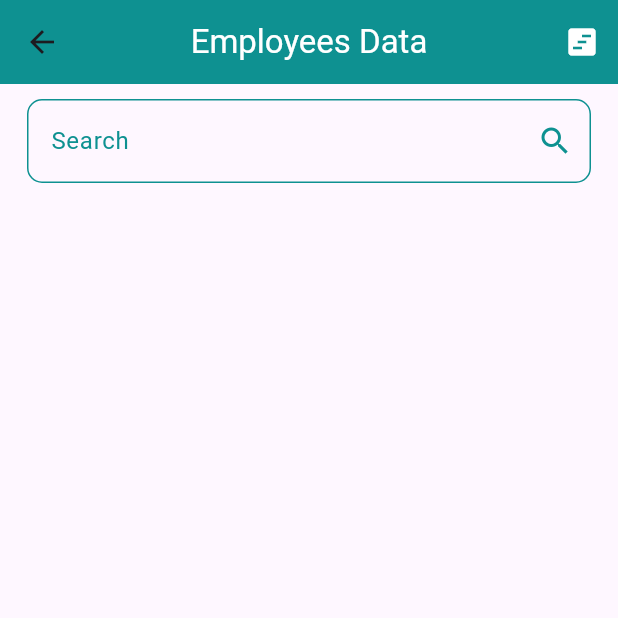
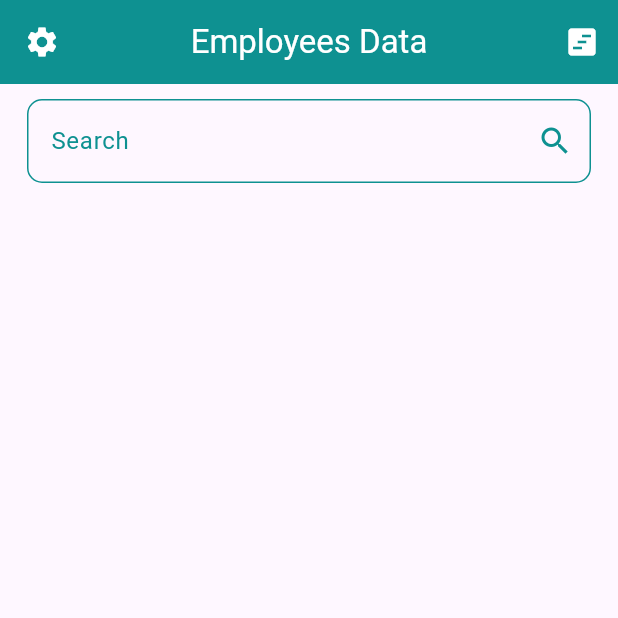
Before and after one commit to OmarAmeer96/Time-Pulse, a Flutter app: the AdminHomeView screen opened by its route, on a phone screen of 412 x 824 dp, the top half of it. Run offline on Flutter 3.47's test engine with Material 3 defaults, Android fonts, the phone set to English and light mode, and no system bars; our stand-ins replace bloc, cloud_firestore, firebase_auth, firebase_core, flutter_bloc, flutter_screenutil and 2 more; accounts and stored records are empty; statements that could not run were skipped.

Commit message:
add localization & theme to admin

```diff
--- a/lib/core/routing/app_router.dart
+++ b/lib/core/routing/app_router.dart
@@ -7,6 +7,7 @@ import 'package:time_pulse/features/auth/login/login_view.dart';
 import 'package:time_pulse/features/main/main_view.dart';
 import 'package:time_pulse/features/admin/views/admin_home_view.dart';
 import 'package:time_pulse/features/profile/profile_view.dart';
+import 'package:time_pulse/features/settings/settings_view.dart';
 import 'package:time_pulse/features/splash/splash_view.dart';
 import 'package:time_pulse/features/user/user_view.dart';
 import 'package:time_pulse/features/vacation_request/vacation_request_view.dart';
@@ -43,6 +44,8 @@ class AppRouter {
         return MaterialPageRoute(builder: (_) => const EmployeeHistoryView());
       case Routes.adminVrv:
         return MaterialPageRoute(builder: (_) => const AdminVrv());
+      case Routes.settingsView:
+        return MaterialPageRoute(builder: (_) =>  SettingsView());
 
       default:
         return null;
--- a/lib/core/routing/routes.dart
+++ b/lib/core/routing/routes.dart
@@ -11,4 +11,5 @@ class Routes {
   static const String adminVacationsView = '/adminVacationsView';
   static const String adminVrv = '/adminVrv';
   static const String employeeHistoryView = '/employeeHistoryView';
+  static const String settingsView ="/settings";
 }
--- a/lib/core/widgets/custom_text_form_field.dart
+++ b/lib/core/widgets/custom_text_form_field.dart
@@ -48,7 +48,7 @@ class CustomTextFormField extends StatelessWidget {
                   ? BoxConstraints(maxWidth: 60, minHeight: 140)
                   : null,
               labelText: label,
-              labelStyle: TextStyle(color:theme.darkMode?Colors.white:Colors.black , fontSize: 20 ),
+              labelStyle: TextStyle(color:theme.darkMode?Colors.black54:Colors.black , fontSize: 20 ),
               prefixIcon: prefixIcon,
               prefixIconColor: MyTheme.primaryColor,
               suffixIcon: suffixIcon,
--- a/lib/features/admin/views/admin_home_view.dart
+++ b/lib/features/admin/views/admin_home_view.dart
@@ -8,6 +8,8 @@ import 'package:time_pulse/features/admin/cubit/admin_cubit/admin_state.dart';
 import 'package:time_pulse/features/admin/widgets/create_employee_view.dart';
 import 'package:time_pulse/features/admin/widgets/custom_list_tile.dart';
 import 'package:time_pulse/features/admin/widgets/custom_text_field.dart';
+import 'package:time_pulse/features/settings/cubit/theme_cubit/theme_cubit.dart';
+import 'package:time_pulse/generated/l10n.dart';
 
 class AdminHomeView extends StatefulWidget {
   const AdminHomeView({super.key});
@@ -28,23 +30,32 @@ class _AdminHomeViewState extends State<AdminHomeView> {
 
   @override
   Widget build(BuildContext context) {
+    var theme = context.read<ThemeCubit>().darkMode;
     return Scaffold(
       appBar: AppBar(
         backgroundColor: MyTheme.primaryColor,
+         iconTheme: IconThemeData(color: theme?Colors.grey:Colors.white),
         actions: [
           IconButton(
-            icon: Icon(Icons.view_timeline, color: Colors.white),
+            icon: Icon(Icons.view_timeline, color: theme?Colors.grey:Colors.white),
             onPressed: () {
               Navigator.pushNamed(context, Routes.adminVrv);
             },
           ),
         ],
+        leading: IconButton(
+          icon: Icon(Icons.settings ,color: theme?Colors.grey:Colors.white,),
+          onPressed: () {
+            Navigator.pushNamed(context, Routes.settingsView);
+          },
+        ),
         title: Text(
-          'Employees Data',
+          S.of(context).employee_data,
           style: TextStyle(color: Colors.white),
         ),
         centerTitle: true,
       ),
+
       body: RefreshIndicator(
         onRefresh: () async {
           context.read<AdminCubit>().employees.clear();
@@ -68,7 +79,7 @@ class _AdminHomeViewState extends State<AdminHomeView> {
                   Padding(
                     padding: const EdgeInsets.symmetric(horizontal: 8),
                     child: CustomTextField(
-                      hintText: 'Search',
+                      hintText: S.of(context).search,
                       controller: searchController,
                       icon: Icons.search,
                       onSubmitted: () {},
@@ -77,7 +88,7 @@ class _AdminHomeViewState extends State<AdminHomeView> {
                   Padding(
                     padding: const EdgeInsets.all(8.0),
                     child: Container(
-                      height: MediaQuery.sizeOf(context).height * 0.73,
+                      height: MediaQuery.sizeOf(context).height * 0.8,
                       width: MediaQuery.sizeOf(context).width,
                       child: ListView.builder(
                         itemCount: context.read<AdminCubit>().employees.length,
@@ -108,14 +119,14 @@ class _AdminHomeViewState extends State<AdminHomeView> {
               );
             } else {
               return Center(
-                child: Text('Error'),
+                child: Text(S.of(context).error),
               );
             }
           },
         ),
       ),
       floatingActionButton: FloatingActionButton(
-        backgroundColor: Colors.white,
+        backgroundColor: theme?Colors.grey:Colors.white,
         onPressed: () {
           showModalBottomSheet(
             context: context,
--- a/lib/features/admin/widgets/custom_button.dart
+++ b/lib/features/admin/widgets/custom_button.dart
@@ -1,5 +1,6 @@
 import 'package:flutter/material.dart';
 import 'package:time_pulse/core/theme.dart';
+import 'package:time_pulse/generated/l10n.dart';
 
 class CustomButton extends StatelessWidget {
   const CustomButton({super.key, this.onPressed});
@@ -18,7 +19,7 @@ class CustomButton extends StatelessWidget {
         ),
         child: Center(
           child: Text(
-            'Create',
+            S.of(context).create,
             style: TextStyle(
               color: Colors.white,
               fontSize: 20,
--- a/lib/features/admin/widgets/custom_list_tile.dart
+++ b/lib/features/admin/widgets/custom_list_tile.dart
@@ -1,6 +1,8 @@
 import 'package:flutter/material.dart';
+import 'package:flutter_bloc/flutter_bloc.dart';
 import 'package:time_pulse/core/theme.dart';
 import 'package:time_pulse/data/extensions/extensions.dart';
+import 'package:time_pulse/features/settings/cubit/theme_cubit/theme_cubit.dart';
 
 class CustomListTile extends StatelessWidget {
   const CustomListTile(
@@ -21,6 +23,7 @@ class CustomListTile extends StatelessWidget {
         decoration: BoxDecoration(
           border: Border.all(color: MyTheme.primaryColor),
           borderRadius: BorderRadius.circular(10),
+          color: context.read<ThemeCubit>().darkMode?Colors.grey.shade400:Colors.white
         ),
         height: 70,
         child: ListTile(
--- a/lib/features/admin/widgets/custom_vacation_button.dart
+++ b/lib/features/admin/widgets/custom_vacation_button.dart
@@ -1,5 +1,6 @@
 import 'package:flutter/material.dart';
 import 'package:time_pulse/core/theme.dart';
+import 'package:time_pulse/generated/l10n.dart';
 
 class CustomVacationButton extends StatelessWidget {
   const CustomVacationButton({super.key, this.isAccept = true, required this.onPressed});
@@ -21,13 +22,13 @@ class CustomVacationButton extends StatelessWidget {
         child: Center(
           child: isAccept
               ? Text(
-                  'Accept',
+                  S.of(context).accept,
                   style: TextStyle(color: Colors.white,
                   fontSize: 16
                   ),
                 )
               : Text(
-                  'Reject',
+            S.of(context).reject,
                   style: TextStyle(color: Colors.white,
                   fontSize: 16
                   ),
--- a/lib/features/admin/widgets/custom_vacation_request_card.dart
+++ b/lib/features/admin/widgets/custom_vacation_request_card.dart
@@ -3,6 +3,7 @@ import 'package:time_pulse/core/widgets/global_data_show.dart';
 import 'package:time_pulse/data/constants/constants.dart';
 import 'package:time_pulse/data/extensions/extensions.dart';
 import 'package:time_pulse/features/admin/widgets/custom_vacation_button.dart';
+import 'package:time_pulse/generated/l10n.dart';
 
 class CustomVacationRequestCard extends StatelessWidget {
   const CustomVacationRequestCard({
@@ -71,12 +72,12 @@ class CustomVacationRequestCard extends StatelessWidget {
           ),
           SizedBox(height: 10),
           GlobalDataShow(
-            title: "Start Date",
+            title: S.of(context).start_date,
             data: startDate,
           ),
           SizedBox(height: 8),
           GlobalDataShow(
-            title: "End Date",
+            title: S.of(context).end_date,
             data: endDate,
           ),
           SizedBox(height: 8),
```
Also changed, not shown: lib/features/admin/views/admin_vacations_requests_view.dart (+6 -5 lines), lib/features/admin/views/admin_vrv.dart (+6 -5 lines), lib/features/admin/views/employee_history_view.dart (+5 -4 lines), lib/features/admin/widgets/create_employee_view.dart (+14 -12 lines), lib/l10n/intl_ar.arb (+21 -8 lines), lib/l10n/intl_en.arb (+22 -8 lines), lib/generated/intl/messages_ar.dart, lib/generated/intl/messages_en.dart, lib/generated/l10n.dart.
